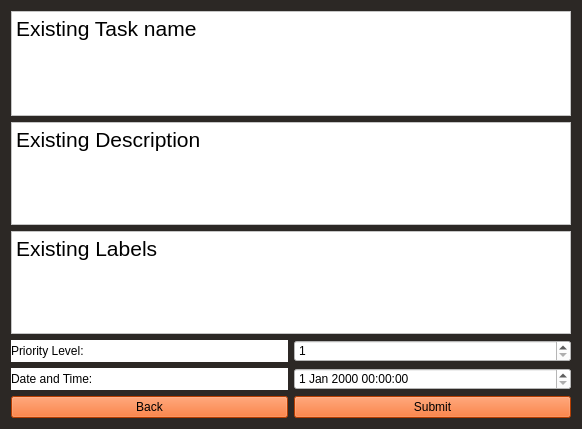
First picture: the form in Codebase/GUI/UI_Files/TaskEdit.ui, repository Mulukulum/Amberia, before the edit.
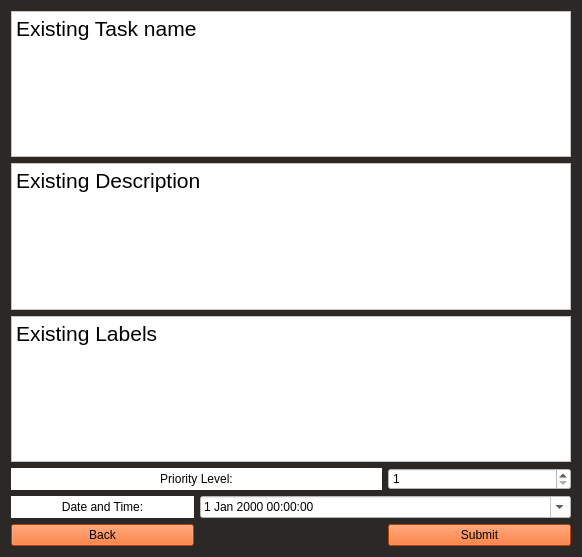
Second picture: the form after the edit.

Commit message: Minor changes to Task Edit Layout

Diff of the .ui file:
```diff
--- a/Codebase/GUI/UI_Files/TaskEdit.ui
+++ b/Codebase/GUI/UI_Files/TaskEdit.ui
@@ -7,7 +7,7 @@
     <x>0</x>
     <y>0</y>
     <width>582</width>
-    <height>429</height>
+    <height>557</height>
    </rect>
   </property>
   <property name="windowTitle">
@@ -16,12 +16,31 @@
   <property name="styleSheet">
    <string notr="true">background : #2c2825;</string>
   </property>
-  <layout class="QVBoxLayout" name="verticalLayout_2">
-   <item>
-    <layout class="QGridLayout" name="gridLayout_2">
-     <item row="0" column="0">
-      <layout class="QVBoxLayout" name="verticalLayout">
-       <item>
+  <layout class="QGridLayout" name="gridLayout">
+   <item row="5" column="2">
+    <widget class="QPushButton" name="BackButton_2">
+     <property name="styleSheet">
+      <string notr="true">background: rgb(255, 85, 0)</string>
+     </property>
+     <property name="text">
+      <string>Submit</string>
+     </property>
+    </widget>
+   </item>
+   <item row="3" column="2">
+    <widget class="QSpinBox" name="spinBox">
+     <property name="styleSheet">
+      <string notr="true">background: rgb(255,255,255)</string>
+     </property>
+     <property name="minimum">
+      <number>1</number>
+     </property>
+     <property name="maximum">
+      <number>10</number>
+     </property>
+    </widget>
+   </item>
+   <item row="0" column="0" colspan="3">
         <widget class="QTextEdit" name="textEdit">
          <property name="minimumSize">
           <size>
@@ -41,49 +60,7 @@
          </property>
         </widget>
        </item>
-       <item>
-        <widget class="QTextEdit" name="textEdit_2">
-         <property name="styleSheet">
-          <string notr="true">background: rgb(255, 255, 255)</string>
-         </property>
-         <property name="html">
-          <string>&lt;!DOCTYPE HTML PUBLIC &quot;-//W3C//DTD HTML 4.0//EN&quot; &quot;http://www.w3.org/TR/REC-html40/strict.dtd&quot;&gt;
-&lt;html&gt;&lt;head&gt;&lt;meta name=&quot;qrichtext&quot; content=&quot;1&quot; /&gt;&lt;style type=&quot;text/css&quot;&gt;
-p, li { white-space: pre-wrap; }
-&lt;/style&gt;&lt;/head&gt;&lt;body style=&quot; font-family:'MS Shell Dlg 2'; font-size:8.25pt; font-weight:400; font-style:normal;&quot;&gt;
-&lt;p style=&quot; margin-top:0px; margin-bottom:0px; margin-left:0px; margin-right:0px; -qt-block-indent:0; text-indent:0px;&quot;&gt;&lt;span style=&quot; font-size:16pt;&quot;&gt;Existing Description&lt;/span&gt;&lt;/p&gt;&lt;/body&gt;&lt;/html&gt;</string>
-         </property>
-        </widget>
-       </item>
-       <item>
-        <widget class="QTextEdit" name="textEdit_3">
-         <property name="styleSheet">
-          <string notr="true">background: rgb(255, 255, 255)</string>
-         </property>
-         <property name="html">
-          <string>&lt;!DOCTYPE HTML PUBLIC &quot;-//W3C//DTD HTML 4.0//EN&quot; &quot;http://www.w3.org/TR/REC-html40/strict.dtd&quot;&gt;
-&lt;html&gt;&lt;head&gt;&lt;meta name=&quot;qrichtext&quot; content=&quot;1&quot; /&gt;&lt;style type=&quot;text/css&quot;&gt;
-p, li { white-space: pre-wrap; }
-&lt;/style&gt;&lt;/head&gt;&lt;body style=&quot; font-family:'MS Shell Dlg 2'; font-size:8.25pt; font-weight:400; font-style:normal;&quot;&gt;
-&lt;p style=&quot; margin-top:0px; margin-bottom:0px; margin-left:0px; margin-right:0px; -qt-block-indent:0; text-indent:0px;&quot;&gt;&lt;span style=&quot; font-size:16pt;&quot;&gt;Existing Labels&lt;/span&gt;&lt;/p&gt;&lt;/body&gt;&lt;/html&gt;</string>
-         </property>
-        </widget>
-       </item>
-      </layout>
-     </item>
-     <item row="1" column="0">
-      <layout class="QGridLayout" name="gridLayout">
-       <item row="2" column="0">
-        <widget class="QPushButton" name="BackButton">
-         <property name="styleSheet">
-          <string notr="true">background: rgb(255, 85, 0)</string>
-         </property>
-         <property name="text">
-          <string>Back</string>
-         </property>
-        </widget>
-       </item>
-       <item row="0" column="0">
+   <item row="3" column="0" colspan="2">
         <widget class="QLabel" name="label">
          <property name="styleSheet">
           <string notr="true">background: rgb(255, 255, 255)</string>
@@ -91,32 +68,12 @@
          <property name="text">
           <string>Priority Level:</string>
          </property>
-        </widget>
-       </item>
-       <item row="0" column="1">
-        <widget class="QSpinBox" name="spinBox">
-         <property name="styleSheet">
-          <string notr="true">background: rgb(255,255,255)</string>
-         </property>
-         <property name="minimum">
-          <number>1</number>
-         </property>
-         <property name="maximum">
-          <number>10</number>
-         </property>
-        </widget>
-       </item>
-       <item row="2" column="1">
-        <widget class="QPushButton" name="BackButton_2">
-         <property name="styleSheet">
-          <string notr="true">background: rgb(255, 85, 0)</string>
-         </property>
-         <property name="text">
-          <string>Submit</string>
-         </property>
-        </widget>
-       </item>
-       <item row="1" column="0">
+     <property name="alignment">
+      <set>Qt::AlignCenter</set>
+     </property>
+    </widget>
+   </item>
+   <item row="4" column="0">
         <widget class="QLabel" name="label_2">
          <property name="styleSheet">
           <string notr="true">background: rgb(255, 255, 255)</string>
@@ -124,19 +81,59 @@
          <property name="text">
           <string>&lt;html&gt;&lt;head/&gt;&lt;body&gt;&lt;p&gt;Date and Time:&lt;/p&gt;&lt;/body&gt;&lt;/html&gt;</string>
          </property>
-        </widget>
-       </item>
-       <item row="1" column="1">
+     <property name="alignment">
+      <set>Qt::AlignCenter</set>
+     </property>
+    </widget>
+   </item>
+   <item row="4" column="1" colspan="2">
         <widget class="QDateTimeEdit" name="dateTimeEdit">
          <property name="styleSheet">
           <string notr="true">background: rgb(255, 255, 255)</string>
          </property>
-        </widget>
-       </item>
-      </layout>
-     </item>
-    </layout>
+     <property name="calendarPopup">
+      <bool>true</bool>
+     </property>
+    </widget>
+   </item>
+   <item row="5" column="0">
+    <widget class="QPushButton" name="BackButton">
+     <property name="styleSheet">
+      <string notr="true">background: rgb(255, 85, 0)</string>
+     </property>
+     <property name="text">
+      <string>Back</string>
+     </property>
+    </widget>
+   </item>
+   <item row="1" column="0" colspan="3">
+    <widget class="QTextEdit" name="textEdit_2">
+     <property name="styleSheet">
+      <string notr="true">background: rgb(255, 255, 255)</string>
+     </property>
+     <property name="html">
+      <string>&lt;!DOCTYPE HTML PUBLIC &quot;-//W3C//DTD HTML 4.0//EN&quot; &quot;http://www.w3.org/TR/REC-html40/strict.dtd&quot;&gt;
+&lt;html&gt;&lt;head&gt;&lt;meta name=&quot;qrichtext&quot; content=&quot;1&quot; /&gt;&lt;style type=&quot;text/css&quot;&gt;
+p, li { white-space: pre-wrap; }
+&lt;/style&gt;&lt;/head&gt;&lt;body style=&quot; font-family:'MS Shell Dlg 2'; font-size:8.25pt; font-weight:400; font-style:normal;&quot;&gt;
+&lt;p style=&quot; margin-top:0px; margin-bottom:0px; margin-left:0px; margin-right:0px; -qt-block-indent:0; text-indent:0px;&quot;&gt;&lt;span style=&quot; font-size:16pt;&quot;&gt;Existing Description&lt;/span&gt;&lt;/p&gt;&lt;/body&gt;&lt;/html&gt;</string>
+     </property>
+    </widget>
    </item>
+   <item row="2" column="0" colspan="3">
+    <widget class="QTextEdit" name="textEdit_3">
+     <property name="styleSheet">
+      <string notr="true">background: rgb(255, 255, 255)</string>
+     </property>
+     <property name="html">
+      <string>&lt;!DOCTYPE HTML PUBLIC &quot;-//W3C//DTD HTML 4.0//EN&quot; &quot;http://www.w3.org/TR/REC-html40/strict.dtd&quot;&gt;
+&lt;html&gt;&lt;head&gt;&lt;meta name=&quot;qrichtext&quot; content=&quot;1&quot; /&gt;&lt;style type=&quot;text/css&quot;&gt;
+p, li { white-space: pre-wrap; }
+&lt;/style&gt;&lt;/head&gt;&lt;body style=&quot; font-family:'MS Shell Dlg 2'; font-size:8.25pt; font-weight:400; font-style:normal;&quot;&gt;
+&lt;p style=&quot; margin-top:0px; margin-bottom:0px; margin-left:0px; margin-right:0px; -qt-block-indent:0; text-indent:0px;&quot;&gt;&lt;span style=&quot; font-size:16pt;&quot;&gt;Existing Labels&lt;/span&gt;&lt;/p&gt;&lt;/body&gt;&lt;/html&gt;</string>
+     </property>
+    </widget>
+   </item>
   </layout>
  </widget>
  <resources/>
```
Left out of the diff: 3 changed lines with no effect on the pictures. Lines whose indentation alone changed are shown as unchanged. The commit also changes 2 other files.
